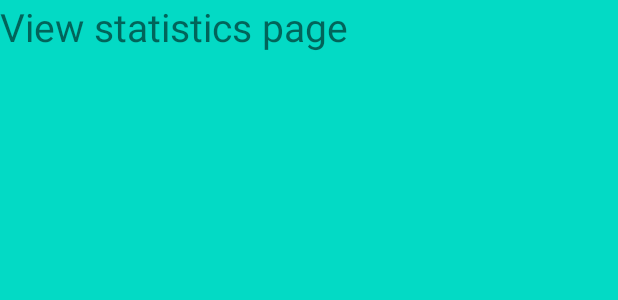
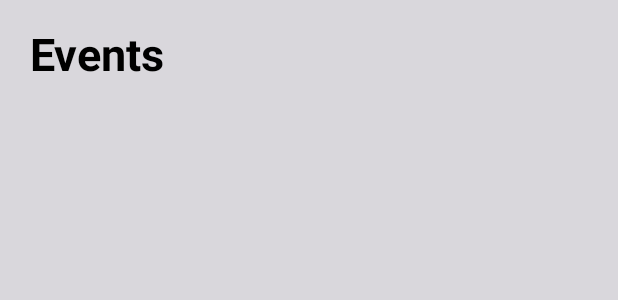
Before and after one commit to GueyLing/IICP-Voting-and-Petitioning-App, an Android app: the layout fragment_view_statistics.xml on its own in the app's theme, with its tools: preview values and no code run, on a phone screen of 412 x 824 dp. Shown: the top 300 px of the screen. Run offline under Robolectric (Android 15) with nearby library versions, the phone set to English and light mode, and no system bars.

Commit message:
RecycleView done

```diff
--- a/app/src/main/java/com/example/adminiicp/CreatePetitionActivity.java
+++ b/app/src/main/java/com/example/adminiicp/CreatePetitionActivity.java
@@ -85,7 +85,7 @@ public class CreatePetitionActivity extends AppCompatActivity implements DatePic
         }else{
             PetitionEvent petitions = new PetitionEvent(petitionTitle, petition_description, month, year, dayOfMonth, hourOfDay, minute);
             petitionDbRef.child(petition_id).setValue(petitions);
-            Event petitionEvent = new Event(petition_id, petitionTitle, ServerValue.TIMESTAMP,"poll");
+            Event petitionEvent = new Event(petition_id, petitionTitle, ServerValue.TIMESTAMP,"petition");
             eventsDbRef.push().setValue(petitionEvent);
             Toast.makeText(CreatePetitionActivity.this, "Created successfully",
                     Toast.LENGTH_SHORT).show();
--- a/app/src/main/res/layout/fragment_view_statistics.xml
+++ b/app/src/main/res/layout/fragment_view_statistics.xml
@@ -3,15 +3,22 @@
     xmlns:tools="http://schemas.android.com/tools"
     android:layout_width="match_parent"
     android:layout_height="match_parent"
-    android:background="@color/teal_200"
+    android:background="#D9D7DC"
     tools:context=".ViewStatisticsFragment">
 
-    <!-- TODO: Update blank fragment layout -->
     <TextView
         android:layout_width="wrap_content"
         android:layout_height="wrap_content"
-        android:text="View statistics page"
-        android:textSize="26dp"
-        android:gravity="center"/>
+        android:textSize="30dp"
+        android:textColor="@color/black"
+        android:textStyle="bold"
+        android:layout_marginTop="15dp"
+        android:layout_marginLeft="20dp"
+        android:text="Events"/>
 
+    <androidx.recyclerview.widget.RecyclerView
+        android:layout_marginTop="60dp"
+        android:id="@+id/eventList"
+        android:layout_width="match_parent"
+        android:layout_height="match_parent" />
 </FrameLayout>
```
Also changed, not shown: app/src/main/java/com/example/adminiicp/EventTitle.java (+13 -1 lines), app/src/main/java/com/example/adminiicp/MyAdapter.java (+64 -1 lines), app/src/main/java/com/example/adminiicp/ViewStatisticsFragment.java (+43 -2 lines), app/src/main/res/layout/item.xml (+37 -2 lines).
